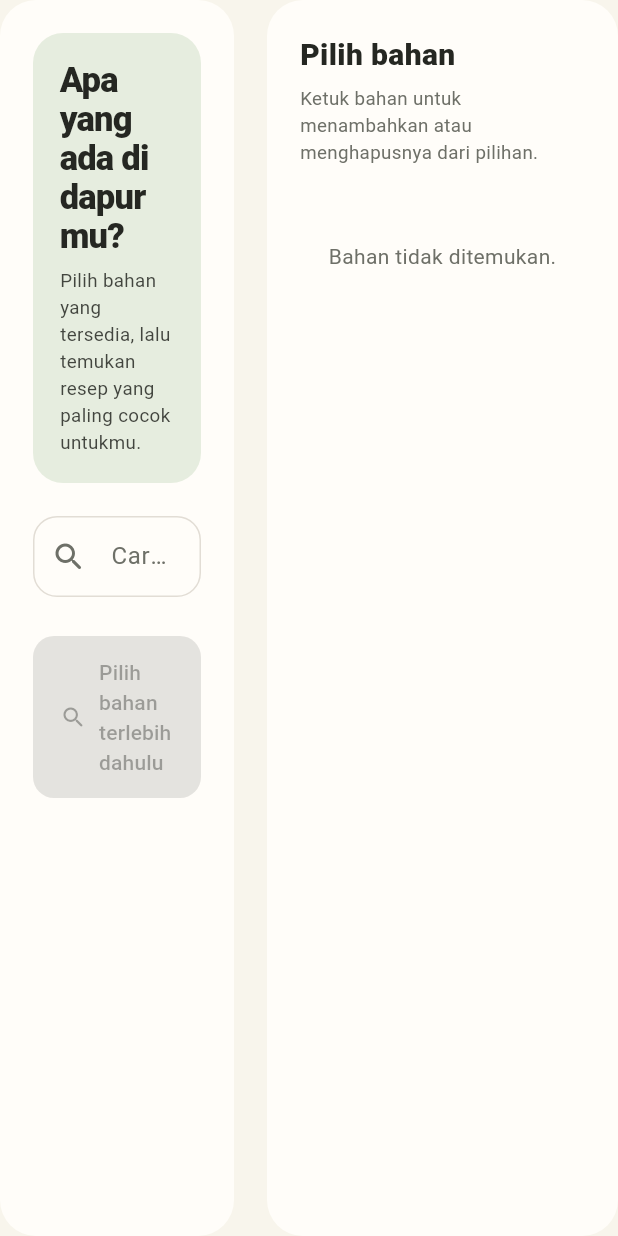
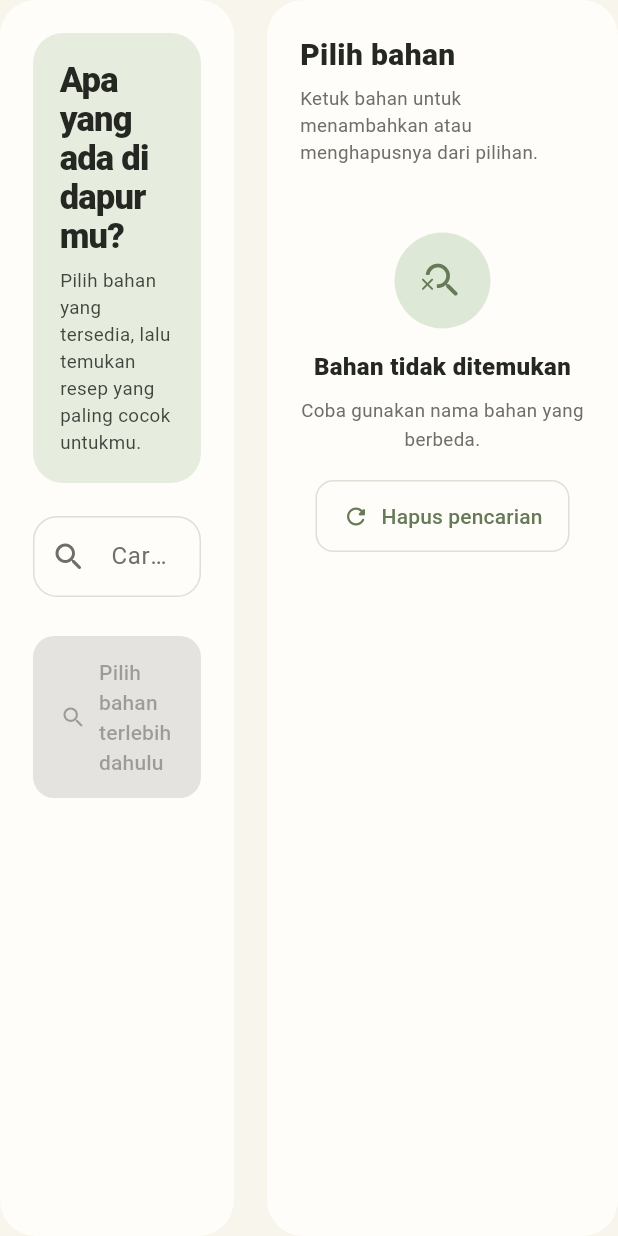
Before and after one commit to EuphoriaBot/racikai-projects, a Flutter app: the _DesktopLayout widget shown alone on an empty page, opened directly with empty values, on a phone screen of 412 x 824 dp. Run offline on Flutter 3.47's test engine with Material 3 defaults, Android fonts, the phone set to English and light mode, and no system bars; our stand-ins replace equatable, flutter_bloc, get_it, go_router, shared_preferences; accounts and stored records are empty; network calls fail.

Commit message:
Improve Empty Ingredient Search State

```diff
--- a/lib/screens/ingredient_finder_screen.dart
+++ b/lib/screens/ingredient_finder_screen.dart
@@ -215,6 +215,7 @@ class _MobileLayout extends StatelessWidget {
           ingredients: filteredIngredients,
           selectedIngredients: selectedIngredients,
           onToggle: onToggleIngredient,
+          onClearSearch: onClearSearch,
         ),
 
         const SizedBox(height: 30),
@@ -315,6 +316,7 @@ class _DesktopLayout extends StatelessWidget {
               ingredients: filteredIngredients,
               selectedIngredients: selectedIngredients,
               onToggle: onToggleIngredient,
+              onClearSearch: onClearSearch,
             ),
           ),
         ),
@@ -459,11 +461,13 @@ class _IngredientChoices extends StatelessWidget {
   final List<String> ingredients;
   final Set<String> selectedIngredients;
   final ValueChanged<String> onToggle;
+  final VoidCallback onClearSearch;
 
   const _IngredientChoices({
     required this.ingredients,
     required this.selectedIngredients,
     required this.onToggle,
+    required this.onClearSearch,
   });
 
   @override
@@ -494,11 +498,68 @@ class _IngredientChoices extends StatelessWidget {
 
         if (ingredients.isEmpty)
           Padding(
-            padding: const EdgeInsets.symmetric(vertical: 34),
+            padding: const EdgeInsets.symmetric(vertical: 28),
             child: Center(
-              child: Text(
-                'Bahan tidak ditemukan.',
-                style: TextStyle(color: colors.onSurfaceVariant),
+              child: Column(
+                mainAxisSize: MainAxisSize.min,
+                children: [
+                  // Ikon pencarian
+                  Container(
+                    width: 64,
+                    height: 64,
+                    decoration: BoxDecoration(
+                      color: colors.primaryContainer,
+                      shape: BoxShape.circle,
+                    ),
+                    child: Icon(
+                      Icons.search_off_rounded,
+                      size: 30,
+                      color: colors.primary,
+                    ),
+                  ),
+
+                  const SizedBox(height: 14),
+
+                  // Judul
+                  Text(
+                    'Bahan tidak ditemukan',
+                    textAlign: TextAlign.center,
+                    style: TextStyle(
+                      fontSize: 16,
+                      fontWeight: FontWeight.w800,
+                      color: colors.onSurface,
+                    ),
+                  ),
+
+                  const SizedBox(height: 8),
+
+                  // Deskripsi
+                  Text(
+                    'Coba gunakan nama bahan yang berbeda.',
+                    textAlign: TextAlign.center,
+                    style: TextStyle(
+                      fontSize: 12.5,
+                      height: 1.5,
+                      color: colors.onSurfaceVariant,
+                    ),
+                  ),
+
+                  const SizedBox(height: 18),
+
+                  // Tombol menghapus pencarian
+                  OutlinedButton.icon(
+                    onPressed: onClearSearch,
+                    icon: const Icon(Icons.refresh_rounded, size: 18),
+                    label: const Text('Hapus pencarian'),
+                    style: OutlinedButton.styleFrom(
+                      foregroundColor: colors.primary,
+                      side: BorderSide(color: colors.outlineVariant),
+                      shape: RoundedRectangleBorder(
+                        borderRadius: BorderRadius.circular(12),
+                      ),
+                    ),
+                  ),
+                ],
               ),
             ),
           )
```
